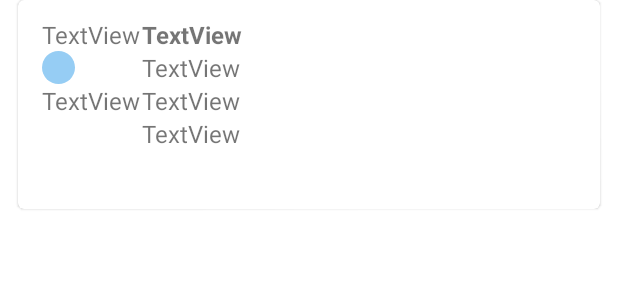
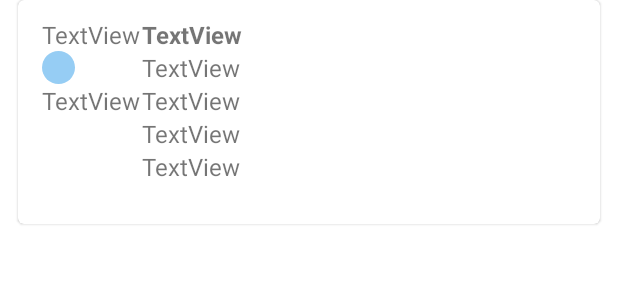
Before and after one commit to CatsProgrammers/MobileTimetable, an Android app: the layout lesson_view_item.xml on its own in the app's theme, with its tools: preview values and no code run, on a phone screen of 412 x 824 dp. Shown: the top 300 px of the screen. Run offline under Robolectric (Android 15) with nearby library versions, the phone set to English and light mode, and no system bars.

```diff
--- a/app/src/main/res/layout/lesson_view_item.xml
+++ b/app/src/main/res/layout/lesson_view_item.xml
@@ -38,7 +38,7 @@
 
         <LinearLayout
             android:layout_width="288dp"
-            android:layout_height="115dp"
+            android:layout_height="125dp"
             android:orientation="vertical"
             app:layout_constraintBottom_toBottomOf="parent"
             app:layout_constraintEnd_toEndOf="parent"
@@ -54,7 +54,14 @@
                 android:textStyle="bold" />
 
             <TextView
-                android:id="@+id/placeTextView"
+                android:id="@+id/auditoriumTextView"
+                android:layout_width="match_parent"
+                android:layout_height="wrap_content"
+                android:text="TextView"
+                android:textSize="16sp" />
+
+            <TextView
+                android:id="@+id/groupTextView"
                 android:layout_width="match_parent"
                 android:layout_height="wrap_content"
                 android:text="TextView"
@@ -68,17 +75,18 @@
                 android:textSize="16sp" />
 
             <TextView
-                android:id="@+id/lessonTypeTextView"
+                android:id="@+id/placeTextView"
                 android:layout_width="match_parent"
                 android:layout_height="wrap_content"
                 android:text="TextView"
                 android:textSize="16sp" />
+
         </LinearLayout>
 
         <LinearLayout
             android:id="@+id/linearLayout3"
             android:layout_width="65dp"
-            android:layout_height="115dp"
+            android:layout_height="125dp"
             android:orientation="vertical"
             app:layout_constraintBottom_toBottomOf="parent"
             app:layout_constraintStart_toStartOf="parent"
```
Also changed, not shown: app/src/main/java/com/cats/mobiletimetable/adapters/LessonListAdapter.java (+19 -6 lines).
